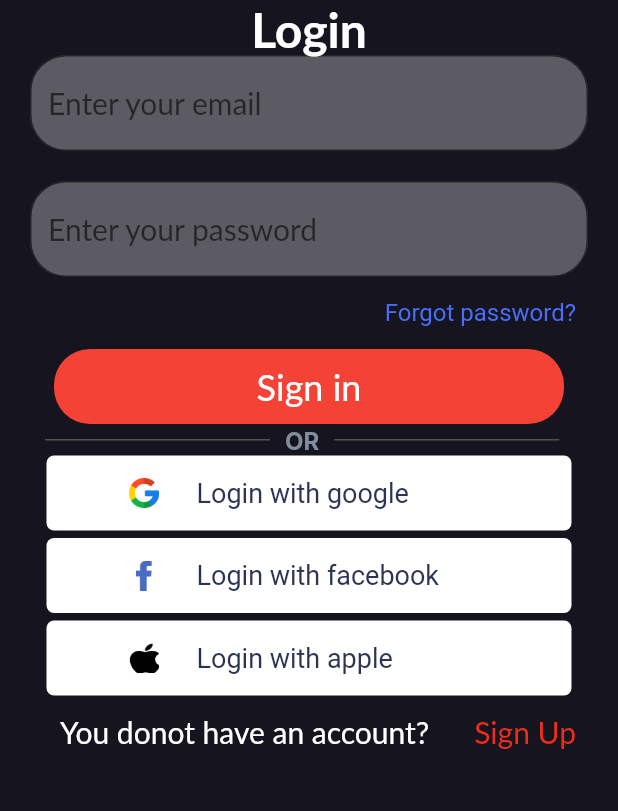
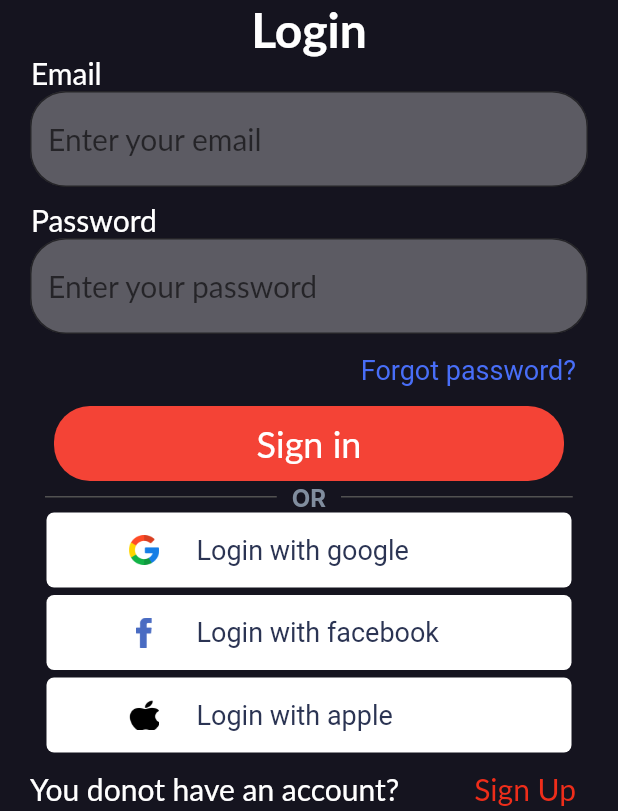
Before and after one commit to HangLe23/movie_app_flutter, a Flutter app: the screen it shows once a user with an empty profile is signed in, item 3 of the bottom bar chosen, after a tap on "Logout", on a phone screen of 412 x 824 dp, the part 425-1236 px from its top. Run offline on Flutter 3.47's test engine with Material 2 defaults, Android fonts, the phone set to English and light mode, and no system bars; our stand-ins replace bloc, email_validator, firebase_auth, firebase_core, flutter_bloc, google_sign_in; accounts and stored records are empty; network calls fail; Roboto replaces fonts that are missing (Inter, Lato, lato).

Commit message:
fixed authen

```diff
--- a/lib/authentication/login/login.dart
+++ b/lib/authentication/login/login.dart
@@ -1,12 +1,19 @@
 import 'package:flutter/material.dart';
+import 'package:movie_app_flutter/authentication/login/login_body.dart';
 import 'package:movie_app_flutter/untils/Colors/colors.dart';
 import 'package:movie_app_flutter/untils/TextStyles/TextStyles.dart';
 
-import 'login_body.dart';
-
-class Login extends StatelessWidget {
+class Login extends StatefulWidget {
   const Login({super.key});
 
+  @override
+  State<Login> createState() => _LoginState();
+}
+
+class _LoginState extends State<Login> {
+  final key = GlobalKey<FormState>();
+  final email = TextEditingController();
+  final pass = TextEditingController();
   @override
   Widget build(BuildContext context) {
     return Scaffold(
--- a/lib/authentication/login/login_body.dart
+++ b/lib/authentication/login/login_body.dart
@@ -1,5 +1,4 @@
 import 'package:email_validator/email_validator.dart';
-import 'package:firebase_auth/firebase_auth.dart';
 import 'package:flutter/material.dart';
 import 'package:flutter_bloc/flutter_bloc.dart';
 
@@ -22,21 +21,20 @@ class LoginBody extends StatefulWidget {
 }
 
 class _LoginBodyState extends State<LoginBody> {
-  final key = GlobalKey<FormState>();
+  // final emailFormKey = GlobalKey<FormState>();
+  // final passwordFormKey = GlobalKey<FormState>();
+  final formKey = GlobalKey<FormState>();
   final email = TextEditingController();
   final pass = TextEditingController();
+
   @override
   Widget build(BuildContext context) {
     return BlocListener<AuthBloc, AuthState>(
       listener: (context, state) {
         if (state is Authenticated) {
-          Navigator.pushReplacement(
-              context,
-              MaterialPageRoute(
-                  builder: (context) =>
-                      MainApp(FirebaseAuth.instance.currentUser!)));
-        }
-        if (state is AuthenError) {
+          Navigator.push(context,
+              MaterialPageRoute(builder: (context) => MainApp(state.user)));
+        } else if (state is AuthenError) {
           ScaffoldMessenger.of(context)
               .showSnackBar(SnackBar(content: Text(state.error)));
         }
@@ -51,20 +49,27 @@ class _LoginBodyState extends State<LoginBody> {
           if (state is AuthInitial || state is Authenticated) {
             return SingleChildScrollView(
               padding: const EdgeInsets.all(20),
-              reverse: true,
+              child: Form(
+                key: formKey,
                 child: Column(
-                mainAxisAlignment: MainAxisAlignment.center,
                   children: [
+                    SizedBox(
+                        width: MediaQuery.of(context).size.width * 0.9,
+                        child: Text('Email', style: TextStyles.lato400Size20)),
                     TextFieldWidget(
                         validator: (value) {
-                      return value != null && !EmailValidator.validate(value)
+                          return value != null &&
+                                  !EmailValidator.validate(value)
                               ? 'Enter a valid email'
                               : null;
                         },
                         hint: 'Enter your email',
-                    textedit: email,
-                  ),
-                  const SizedBox(height: 20),
+                        textedit: email),
+                    const SizedBox(height: 10),
+                    SizedBox(
+                        width: MediaQuery.of(context).size.width * 0.9,
+                        child:
+                            Text('Password', style: TextStyles.lato400Size20)),
                     TextFieldWidget(
                         hint: 'Enter your password',
                         textedit: pass,
@@ -72,8 +77,7 @@ class _LoginBodyState extends State<LoginBody> {
                           return value != null && value.length < 6
                               ? "Enter min 6 characters"
                               : null;
-                    },
-                  ),
+                        }),
                     Row(
                       children: [
                         const Spacer(),
@@ -82,32 +86,23 @@ class _LoginBodyState extends State<LoginBody> {
                             Navigator.of(context).push(MaterialPageRoute(
                                 builder: (context) => const ForgotPassword()));
                           },
-                        child: Text(
-                          'Forgot password?',
-                          style: TextStyles.bluetext,
-                        ),
+                          child: Text('Forgot password?',
+                              style: TextStyles.bluetext),
                         ),
                       ],
                     ),
                     ButtonWidget(
                       text: 'Sign in',
                       function: () {
-                      //if (key.currentState!.validate()) {
+                        if (formKey.currentState!.validate()) {
                           BlocProvider.of<AuthBloc>(context)
                               .add(SignIn(email.text, pass.text));
-                      Navigator.push(
-                          context,
-                          MaterialPageRoute(
-                              builder: (context) =>
-                                  MainApp(FirebaseAuth.instance.currentUser!)));
-                      // } else {
-                      //   ScaffoldMessenger.of(context).showSnackBar(
-                      //     const SnackBar(
-                      //       content: Text('Invalid'),
-                      //       backgroundColor: Colors.red,
-                      //     ),
-                      //   );
-                      // }
+                        } else {
+                          ScaffoldMessenger.of(context).showSnackBar(
+                              const SnackBar(
+                                  content: Text('Invalid'),
+                                  backgroundColor: Colors.red));
+                        }
                       },
                     ),
                     Row(
@@ -115,50 +110,35 @@ class _LoginBodyState extends State<LoginBody> {
                         DividerWidget(
                             color: CustomColors.lineGrey,
                             height: 1,
-                        width: 150,
-                      ),
-                      Text(
-                        'OR',
-                        style: TextStyles.or,
-                      ),
+                            width: MediaQuery.of(context).size.width * 0.375),
+                        Text('OR', style: TextStyles.or),
                         DividerWidget(
                             color: CustomColors.lineGrey,
                             height: 1,
-                        width: 150,
-                      )
+                            width: MediaQuery.of(context).size.width * 0.375)
                       ],
                     ),
                     AuthenService(
                         function: () {
-                        BlocProvider.of<AuthBloc>(context).add(
-                          GoogleSignIn(),
-                        );
+                          BlocProvider.of<AuthBloc>(context)
+                              .add(GoogleSignIn());
                         },
                         text: 'Login with google',
                         image: 'assets/images/google.png'),
-                  const SizedBox(
-                    height: 5,
-                  ),
+                    const SizedBox(height: 5),
                     AuthenService(
                         function: () {},
                         text: 'Login with facebook',
                         image: 'assets/images/Facebook.png'),
-                  const SizedBox(
-                    height: 5,
-                  ),
+                    const SizedBox(height: 5),
                     AuthenService(
                         function: () {},
                         text: 'Login with apple',
                         image: 'assets/images/apple.png'),
                     Row(
                       children: [
-                      const SizedBox(
-                        width: 20,
-                      ),
-                      Text(
-                        'You donot have an account?',
-                        style: TextStyles.lato400Size20,
-                      ),
+                        Text('You donot have an account?',
+                            style: TextStyles.lato400Size20),
                         const Spacer(),
                         TextButton(
                             onPressed: () {
@@ -166,14 +146,11 @@ class _LoginBodyState extends State<LoginBody> {
                                 builder: (context) => const Register(),
                               ));
                             },
-                        child: Text(
-                          'Sign Up',
-                          style: TextStyles.signup,
-                        ),
-                      )
+                            child: Text('Sign Up', style: TextStyles.signup))
                       ],
                     )
                   ],
+                ),
               ),
             );
           }
--- a/lib/items/top_rate_item.dart
+++ b/lib/items/top_rate_item.dart
@@ -35,8 +35,8 @@ class TopRateItem extends StatelessWidget {
                     style: TextStyles.lato400Size19,
                   )),
                   radius: 24,
-                  width: MediaQuery.of(context).size.width * 0.25,
-                  height: 90)),
+                  width: MediaQuery.of(context).size.width * 0.67,
+                  height: MediaQuery.of(context).size.height * 0.09)),
           Positioned(
               top: 15,
               right: 15,
@@ -44,36 +44,22 @@ class TopRateItem extends StatelessWidget {
                   color: Colors.white30,
                   widget: Column(
                     children: [
-                      const SizedBox(
-                        height: 5,
-                      ),
-                      Text(
-                        'IMDb',
-                        style: TextStyles.IMDb,
-                      ),
-                      const SizedBox(
-                        height: 5,
-                      ),
+                      const SizedBox(height: 5),
+                      Text('IMDb', style: TextStyles.IMDb),
+                      const SizedBox(height: 5),
                       Row(
                         children: [
-                          const SizedBox(
-                            width: 15,
-                          ),
+                          const SizedBox(width: 15),
                           CustomIcons.star,
-                          const SizedBox(
-                            width: 5,
-                          ),
-                          Text(
-                            '7.0',
-                            style: TextStyles.lato400Size19,
-                          )
+                          const SizedBox(width: 5),
+                          Text('7.0', style: TextStyles.lato400Size19)
                         ],
                       )
                     ],
                   ),
                   radius: 18,
-                  width: 90,
-                  height: 55))
+                  width: MediaQuery.of(context).size.width * 0.22,
+                  height: MediaQuery.of(context).size.height * 0.055))
         ],
       ),
     );
--- a/lib/untils/TextStyles/TextStyles.dart
+++ b/lib/untils/TextStyles/TextStyles.dart
@@ -95,6 +95,6 @@ class TextStyles {
   static TextStyle bluetext = TextStyle(
       fontFamily: 'lato',
       fontWeight: FontWeight.w400,
-      fontSize: 16,
+      fontSize: 18,
       color: CustomColors.bluetext);
 }
```
Also changed, not shown: lib/authentication/register/register_body.dart (+18 -40 lines). Lines whose indentation alone changed are shown as unchanged.
